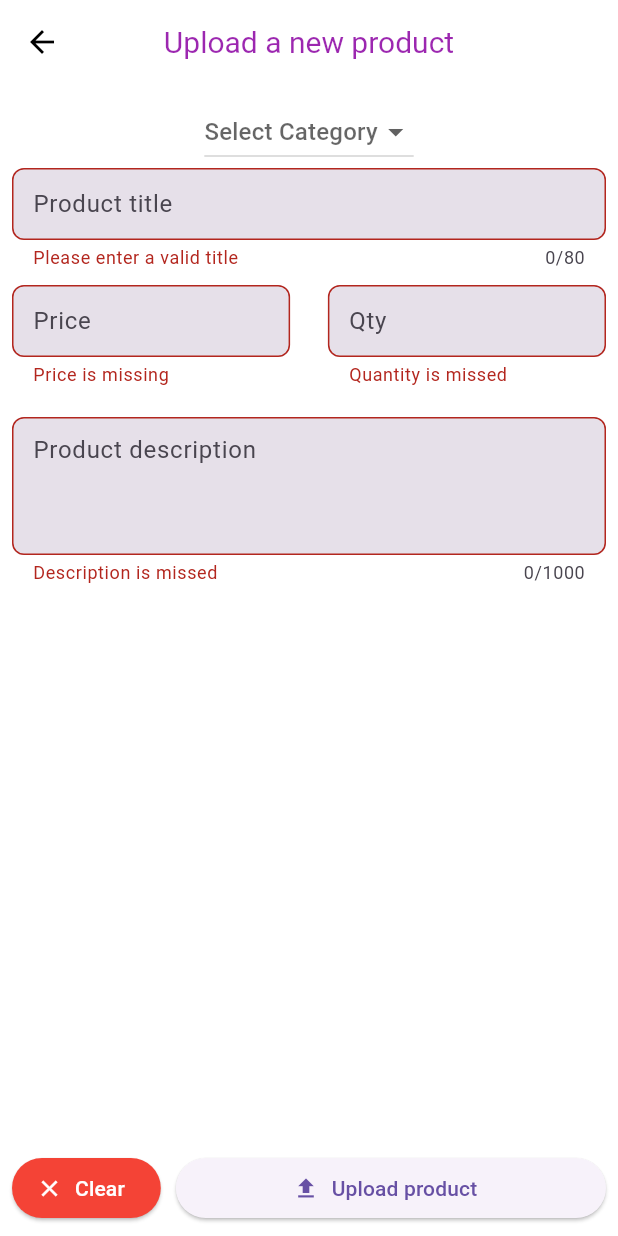
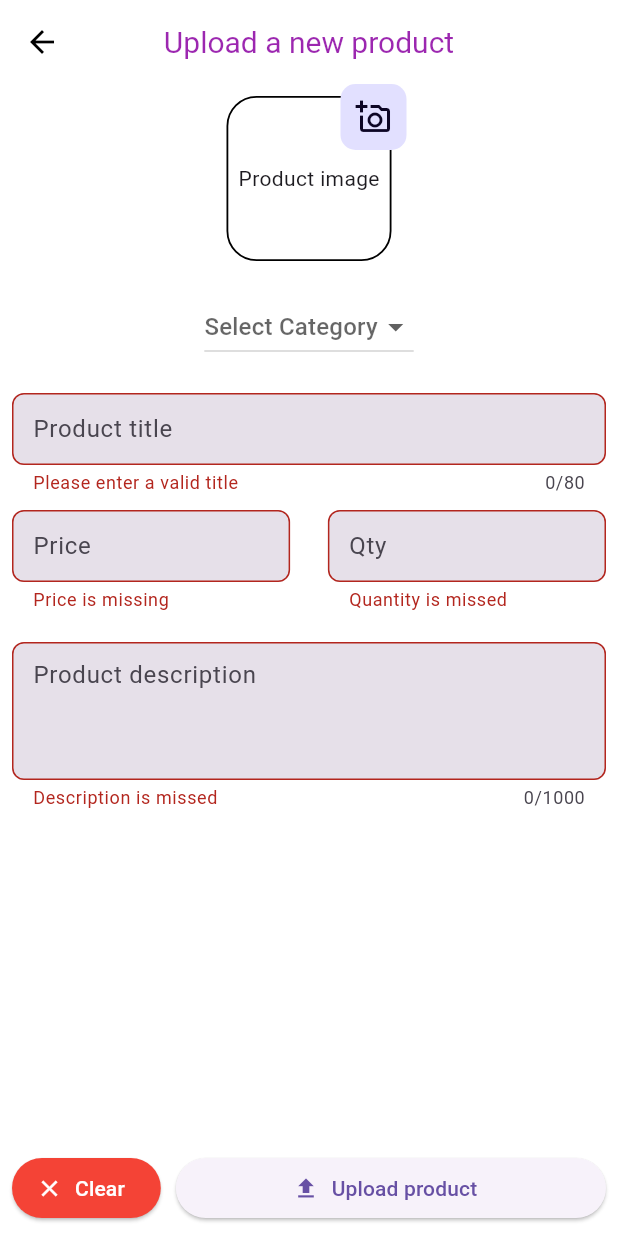
Before and after one commit to A7mednage71/Smart-Shop-Admin, a Flutter app: the AddProductScreen screen opened by its route, on a phone screen of 412 x 824 dp. Run offline on Flutter 3.47's test engine with Material 3 defaults, Android fonts, the phone set to English and light mode, and no system bars; drawn by our look-alikes of shimmer; our stand-ins replace fancy_shimmer_image, flutter_iconly, image_picker, shared_preferences; missing offline and left inert: dynamic_height_grid_view; accounts and stored records are empty.

Commit message:
create image picker

```diff
--- a/lib/core/services/app_assets.dart
+++ b/lib/core/services/app_assets.dart
@@ -10,7 +10,7 @@ class Appassets {
   static String shoppingCart = "$imagesPath/shopping_cart.png";
 
   // Categories path
-  static String mobiles = "$categoriesImagesPath/mobiles.png";
+  // static String mobiles = "assets/images/categories/mobiles.png";
   static String fashion = "$categoriesImagesPath/fashion.png";
   static String watch = "$categoriesImagesPath/watch.png";
   static String book = "$categoriesImagesPath/book_img.png";
--- a/lib/features/add_product_screen/add_product_screen.dart
+++ b/lib/features/add_product_screen/add_product_screen.dart
@@ -2,10 +2,9 @@ import 'package:flutter/material.dart';
 import 'package:flutter/services.dart';
 import 'package:shopsmart_admin_ar/core/consts/app_constants.dart';
 import 'package:shopsmart_admin_ar/core/methods/show_warning_dialog.dart';
-import 'package:shopsmart_admin_ar/core/utils/validators/my_validator.dart';
 import 'package:shopsmart_admin_ar/core/widgets/app_name_shimmer.dart';
+import 'package:shopsmart_admin_ar/features/add_product_screen/widgets/image_picker.dart';
 import 'package:shopsmart_admin_ar/features/add_product_screen/widgets/text_form.dart';
-import 'package:shopsmart_admin_ar/features/add_product_screen/widgets/warning_alert_dialog.dart';
 
 class AddProductScreen extends StatefulWidget {
   const AddProductScreen({super.key});
@@ -63,6 +62,10 @@ class _AddProductScreenState extends State<AddProductScreen> {
               autovalidateMode: _autovalidateMode,
               child: Column(
                 children: [
+                  const CustomImagePicker(),
+                  const SizedBox(
+                    height: 20,
+                  ),
                   DropdownButton<String>(
                     hint: const Text("Select Category"),
                     value: category,
@@ -72,6 +75,9 @@ class _AddProductScreenState extends State<AddProductScreen> {
                         category = value;
                       });
                     },
+                  ),
+                  const SizedBox(
+                    height: 20,
                   ),
                   DefaultCustomFormField(
                     textfieldcontroller: _textEditingController,
--- /dev/null
+++ b/lib/features/add_product_screen/widgets/custom_material_button.dart
@@ -0,0 +1,30 @@
+import 'package:flutter/material.dart';
+
+class CustomMaterialButton extends StatelessWidget {
+  const CustomMaterialButton({
+    super.key,
+    this.onTap,
+    required this.icon,
+    this.radius = 10,
+    this.value = 10,
+  });
+  final void Function()? onTap;
+  final Icon icon;
+  final double radius;
+  final double value;
+  @override
+  Widget build(BuildContext context) {
+    return Material(
+      color: Theme.of(context).primaryColor,
+      borderRadius: BorderRadius.circular(radius),
+      child: InkWell(
+        borderRadius: BorderRadius.circular(radius),
+        onTap: onTap,
+        child: Padding(
+          padding: EdgeInsets.all(value),
+          child: icon,
+        ),
+      ),
+    );
+  }
+}
--- /dev/null
+++ b/lib/features/add_product_screen/widgets/image_picker.dart
@@ -0,0 +1,84 @@
+import 'dart:io';
+import 'package:flutter/material.dart';
+import 'package:flutter/widgets.dart';
+import 'package:image_picker/image_picker.dart';
+import 'package:shopsmart_admin_ar/features/add_product_screen/widgets/custom_material_button.dart';
+import 'package:shopsmart_admin_ar/features/add_product_screen/widgets/image_picker_alert_dialog.dart';
+
+class CustomImagePicker extends StatefulWidget {
+  const CustomImagePicker({super.key});
+
+  @override
+  State<CustomImagePicker> createState() => _CustomImagePickerState();
+}
+
+class _CustomImagePickerState extends State<CustomImagePicker> {
+  XFile? photo;
+  @override
+  Widget build(BuildContext context) {
+    var imagePicker = ImagePicker();
+    return Stack(
+      clipBehavior: Clip.none,
+      children: [
+        Container(
+          height: 110,
+          width: 110,
+          decoration: BoxDecoration(
+            borderRadius: BorderRadius.circular(20),
+            shape: BoxShape.rectangle,
+            border: Border.all(width: 1.2, color: Colors.black),
+          ),
+          child: ClipRRect(
+            borderRadius: BorderRadius.circular(20),
+            child: photo == null
+                ? const Center(child: Text("Product image"))
+                : Image.file(
+                    File(photo!.path),
+                    fit: BoxFit.fill,
+                  ),
+          ),
+        ),
+        Positioned(
+          right: -10,
+          top: -8,
+          child: CustomMaterialButton(
+            icon: const Icon(Icons.add_a_photo_outlined),
+            onTap: () {
+              showDialog(
+                context: context,
+                builder: (context) {
+                  return AlertDialog(
+                    content: ImagePickeraAlertDialog(
+                      onCamera: () async {
+                        var image = await imagePicker.pickImage(
+                            source: ImageSource.camera);
+                        setState(() {
+                          photo = image;
+                        });
+                        Navigator.of(context).pop();
+                      },
+                      onGallery: () async {
+                        var image = await imagePicker.pickImage(
+                            source: ImageSource.gallery);
+                        setState(() {
+                          photo = image;
+                        });
+                        Navigator.of(context).pop();
+                      },
+                      onRemove: () {
+                        setState(() {
+                          photo = null;
+                        });
+                        Navigator.of(context).pop();
+                      },
+                    ),
+                  );
+                },
+              );
+            },
+          ),
+        )
+      ],
+    );
+  }
+}
--- a/pubspec.yaml
+++ b/pubspec.yaml
@@ -23,6 +23,7 @@ dependencies:
   dynamic_height_grid_view: ^0.0.3
   card_swiper: ^2.0.4
   image_picker: ^0.8.7+5
+
   # Utils
   uuid: ^3.0.7
 
```
Also changed, not shown: lib/features/add_product_screen/widgets/custom_text_button.dart (added, +41 -0 lines), lib/features/add_product_screen/widgets/image_picker_alert_dialog.dart (added, +46 -0 lines), pubspec.lock.
